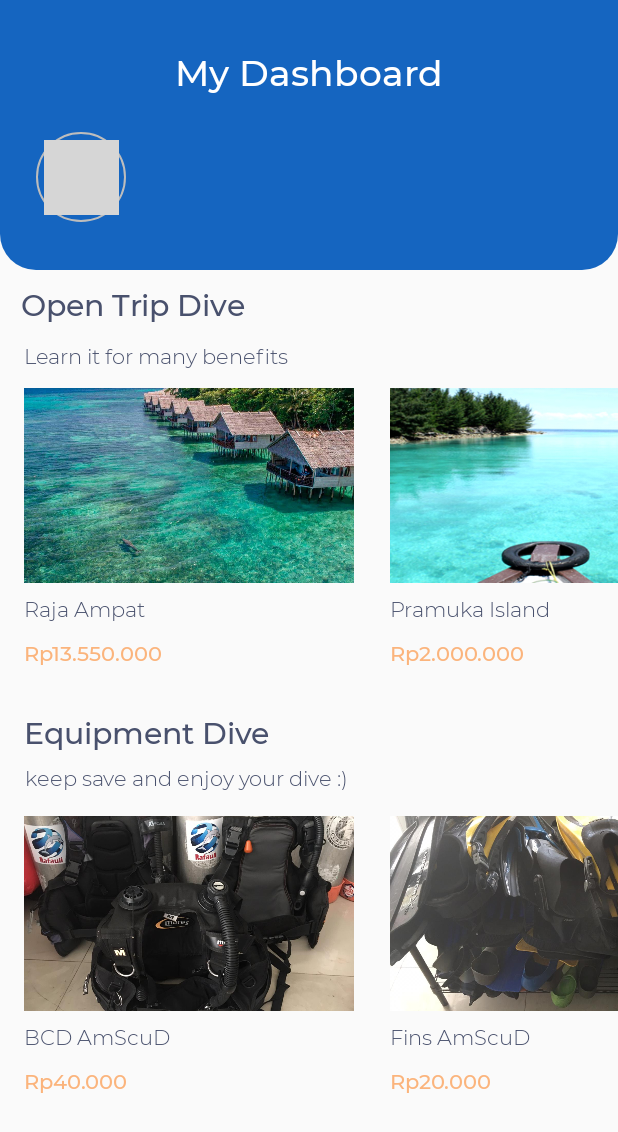
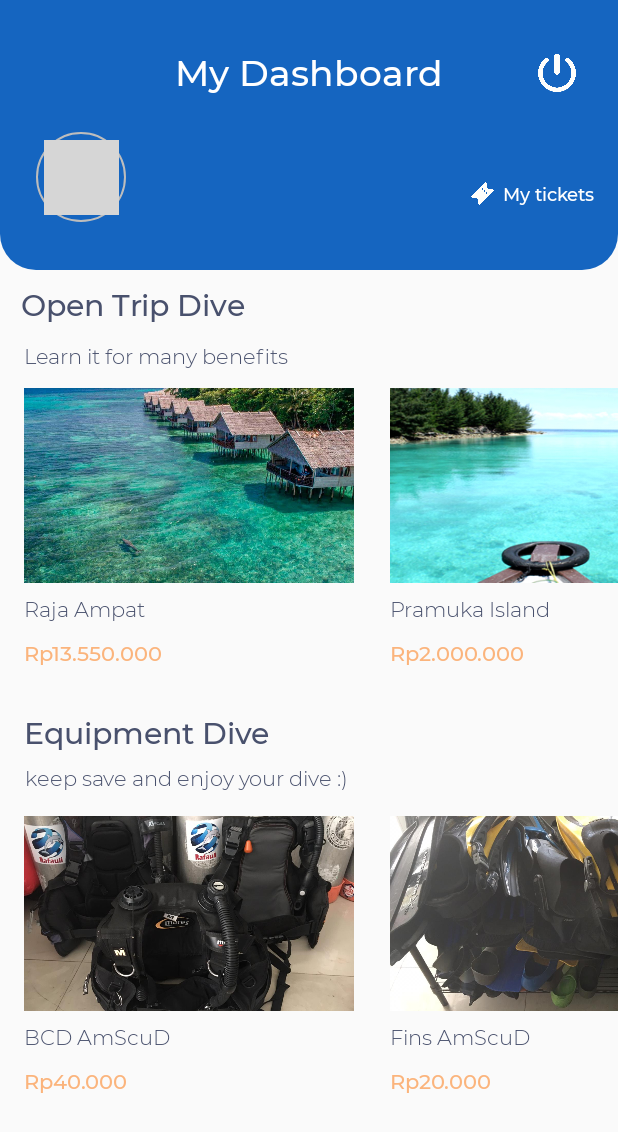
Before and after one commit to wahyuhidayat47/E-Dive, an Android app: the Home_Actv screen opened directly, with no data from a screen before it, on a phone screen of 412 x 824 dp. Shown: the top 1132 px of the screen. Run offline under Robolectric (Android 15) with nearby library versions, the phone set to English and light mode, and no system bars; our stand-ins replace Firebase (no records; nobody signed in at launch, a user with empty details on screens opened directly), Picasso; plain views replace CircleView; 3 statements that could not run were skipped; grey boxes are pictures that could not be loaded.

Commit message:
Update UI Home, Edit profile, bug RegisterOne_actv and bug RegisterTwo_Actv

```diff
--- a/app/src/main/java/com/example/e_dive/Home_Actv.java
+++ b/app/src/main/java/com/example/e_dive/Home_Actv.java
@@ -21,9 +21,9 @@ import com.squareup.picasso.Picasso;
 public class Home_Actv extends AppCompatActivity {
 
     LinearLayout name_rajaampat, name_bcd , name_pramuka,name_tanjungbira, name_fins, name_regulator, name_tabung,
-            name_weightbelt, name_wetsuit, name_mask;
+            name_weightbelt, name_wetsuit, name_mask, my_ticket;
     TextView full_name,bio;
-    ImageView img_user;
+    ImageView img_user,log_out;
 
     String USERNAME_KEY = "usernamekey";
     String username_key = "";
@@ -51,6 +51,8 @@ public class Home_Actv extends AppCompatActivity {
         name_weightbelt = findViewById(R.id.name_weightbelt);
         name_wetsuit = findViewById(R.id.name_wetsuit);
         name_mask = findViewById(R.id.name_mask);
+        my_ticket = findViewById(R.id.my_ticket);
+        log_out = findViewById(R.id.log_out);
 
         reference = FirebaseDatabase.getInstance().getReference().child("Users").child(username_key_new);
         reference.addListenerForSingleValueEvent(new ValueEventListener() {
@@ -162,6 +164,26 @@ public class Home_Actv extends AppCompatActivity {
             }
         });
 
+        log_out.setOnClickListener(new View.OnClickListener() {
+            @Override
+            public void onClick(View v) {
+                // menghapus nilai dari  username local
+                SharedPreferences sharedPreferences = getSharedPreferences(USERNAME_KEY,MODE_PRIVATE);
+                SharedPreferences.Editor editor = sharedPreferences.edit();
+                editor.putString(username_key, null);
+                editor.apply();
+                Intent logout =  new Intent(Home_Actv.this,SignIn_Actv.class);
+                startActivity(logout);
+                finish();
+            }
+        });
+        my_ticket.setOnClickListener(new View.OnClickListener() {
+            @Override
+            public void onClick(View v) {
+                Intent Goto = new Intent(Home_Actv.this, MyProfileActv.class);
+                startActivity(Goto);
+            }
+        });
     }
     public void getUsernameLocal(){
         SharedPreferences sharedPreferences = getSharedPreferences(USERNAME_KEY, MODE_PRIVATE);
--- a/app/src/main/res/layout/activity_home__actv.xml
+++ b/app/src/main/res/layout/activity_home__actv.xml
@@ -100,6 +100,46 @@
                 app:layout_constraintHorizontal_bias="0.024"
                 app:layout_constraintStart_toEndOf="@+id/view3"
                 app:layout_constraintTop_toBottomOf="@+id/full_name" />
+
+            <ImageView
+                android:id="@+id/log_out"
+                android:layout_width="25dp"
+                android:layout_height="25dp"
+                android:layout_marginTop="36dp"
+                android:src="@drawable/off_button"
+                app:layout_constraintEnd_toEndOf="parent"
+                app:layout_constraintHorizontal_bias="0.692"
+                app:layout_constraintStart_toEndOf="@+id/textView2"
+                app:layout_constraintTop_toTopOf="parent" />
+
+            <LinearLayout
+                android:id="@+id/my_ticket"
+                android:orientation="horizontal"
+                android:textAlignment="center"
+                android:layout_width="wrap_content"
+                android:layout_height="wrap_content"
+                android:layout_marginTop="60dp"
+                app:layout_constraintEnd_toEndOf="parent"
+                app:layout_constraintHorizontal_bias="0.927"
+                app:layout_constraintStart_toEndOf="@+id/bio"
+                app:layout_constraintTop_toBottomOf="@+id/log_out">
+
+                <ImageView
+                    android:layout_width="15dp"
+                    android:layout_height="15dp"
+                    android:src="@drawable/ic_mytickets" />
+                <TextView
+                    android:layout_width="wrap_content"
+                    android:layout_height="wrap_content"
+                   android:layout_marginLeft="6dp"
+                    android:fontFamily="@font/mmedium"
+                    android:text="My tickets"
+                    android:textColor="@color/white"
+                    android:textSize="12sp" />
+
+            </LinearLayout>
+
+
 
             <TextView
                 android:id="@+id/tiket"
@@ -538,6 +578,8 @@
 
             </HorizontalScrollView>
 
+
+
         </androidx.constraintlayout.widget.ConstraintLayout>
 
     </ScrollView>
--- a/app/src/main/res/layout/activity_register_one_actv.xml
+++ b/app/src/main/res/layout/activity_register_one_actv.xml
@@ -146,6 +146,7 @@
                 android:fontFamily="@font/mmedium"
                 android:inputType="textPassword"
                 android:lines="1"
+                android:maxLength="12"
                 android:paddingLeft="12dp"
                 android:textColor="@color/darkButton"
                 android:textSize="20sp" />
--- a/app/src/main/res/layout/activity_register_two__actv.xml
+++ b/app/src/main/res/layout/activity_register_two__actv.xml
@@ -181,6 +181,7 @@
                 android:fontFamily="@font/mmedium"
                 android:inputType="number"
                 android:lines="1"
+                android:maxLength="12"
                 android:paddingLeft="12dp"
                 android:textColor="@color/darkButton"
                 android:textSize="20sp" />
```
Also changed, not shown: app/src/main/java/com/example/e_dive/EditProfileActv.java (+8 -1 lines), app/src/main/java/com/example/e_dive/MyProfileActv.java (+9 -1 lines), app/src/main/java/com/example/e_dive/RegisterOne_actv.java (+17 -10 lines), app/src/main/java/com/example/e_dive/RegisterTwo_Actv.java (+7 -1 lines), app/src/main/java/com/example/e_dive/SignIn_Actv.java (+3 -5 lines), app/src/main/res/layout/activity_my_profile_actv.xml (+11 -0 lines), app/src/main/res/drawable/ic_home.png (added), app/src/main/res/drawable/ic_mytickets.png (added), app/src/main/res/drawable/off_button.png (added).
